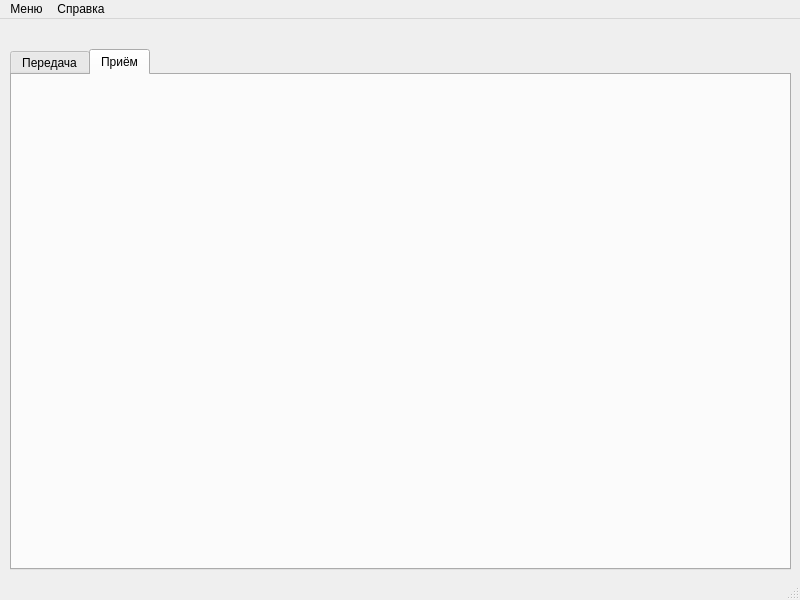
First picture: the form in gnsswindow.ui, repository Semyon1968/GNSS-receiver-imitator, before the edit.
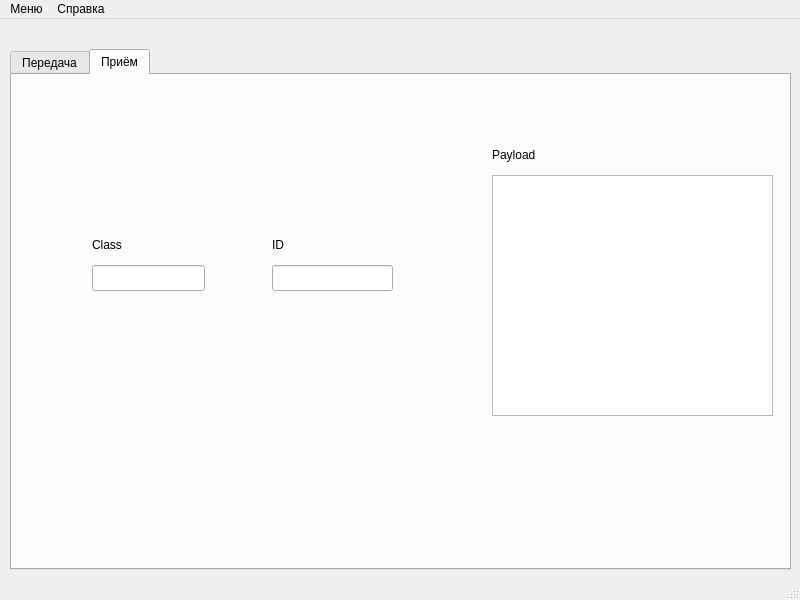
Second picture: the form after the edit. The open tabs and pages were chosen to show the change.

Patch:
```diff
--- a/gnsswindow.ui
+++ b/gnsswindow.ui
@@ -48,6 +48,84 @@
      <attribute name="title">
       <string>Приём</string>
      </attribute>
+     <widget class="QTextEdit" name="tePayloadReceiver">
+      <property name="geometry">
+       <rect>
+        <x>480</x>
+        <y>100</y>
+        <width>281</width>
+        <height>241</height>
+       </rect>
+      </property>
+     </widget>
+     <widget class="QLineEdit" name="leIDReceiver">
+      <property name="geometry">
+       <rect>
+        <x>260</x>
+        <y>190</y>
+        <width>121</width>
+        <height>26</height>
+       </rect>
+      </property>
+     </widget>
+     <widget class="QLineEdit" name="leClassReceiver">
+      <property name="geometry">
+       <rect>
+        <x>80</x>
+        <y>190</y>
+        <width>113</width>
+        <height>26</height>
+       </rect>
+      </property>
+      <property name="cursor">
+       <cursorShape>ArrowCursor</cursorShape>
+      </property>
+     </widget>
+     <widget class="QLabel" name="label_4">
+      <property name="geometry">
+       <rect>
+        <x>80</x>
+        <y>160</y>
+        <width>111</width>
+        <height>20</height>
+       </rect>
+      </property>
+      <property name="sizePolicy">
+       <sizepolicy hsizetype="Preferred" vsizetype="Fixed">
+        <horstretch>0</horstretch>
+        <verstretch>0</verstretch>
+       </sizepolicy>
+      </property>
+      <property name="text">
+       <string>Class</string>
+      </property>
+     </widget>
+     <widget class="QLabel" name="label_5">
+      <property name="geometry">
+       <rect>
+        <x>260</x>
+        <y>160</y>
+        <width>101</width>
+        <height>20</height>
+       </rect>
+      </property>
+      <property name="text">
+       <string>ID</string>
+      </property>
+     </widget>
+     <widget class="QLabel" name="label_6">
+      <property name="geometry">
+       <rect>
+        <x>480</x>
+        <y>70</y>
+        <width>271</width>
+        <height>20</height>
+       </rect>
+      </property>
+      <property name="text">
+       <string>Payload</string>
+      </property>
+     </widget>
     </widget>
    </widget>
   </widget>
```
Left out of the diff: 83 changed lines with no effect on the pictures.
